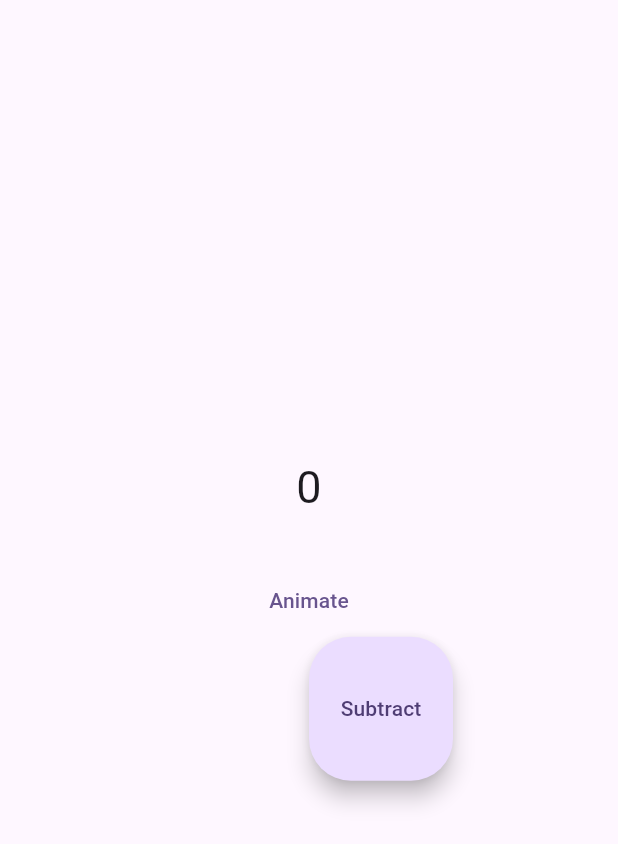
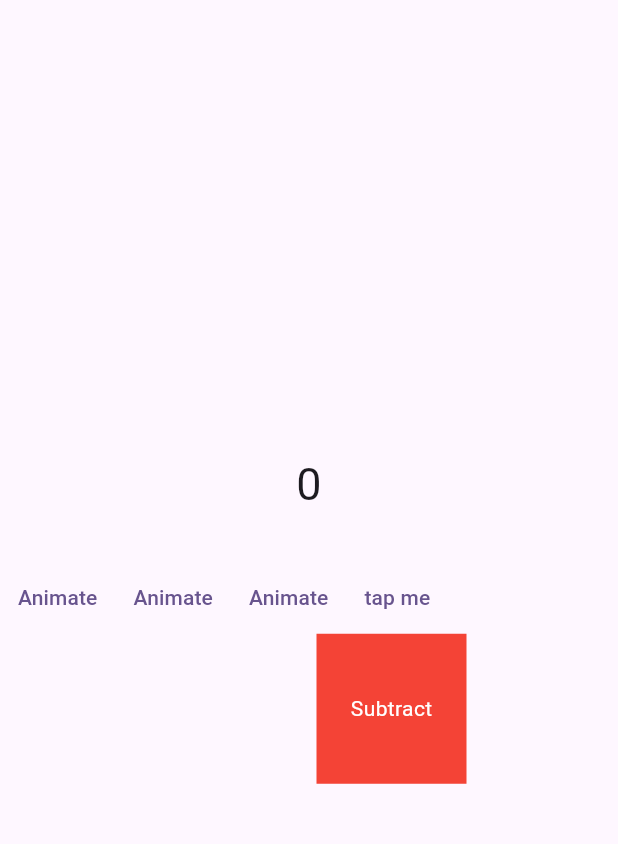
Before and after one commit to JER3MIAH/responsive_todo_app, a Flutter app: the MyWidget screen opened directly, on a phone screen of 412 x 824 dp. Shown: the top 844 px of the screen. Run offline on Flutter 3.47's test engine with Material 2 defaults, Android fonts, the phone set to English and light mode, and no system bars; our stand-ins replace equatable, flutter_bloc.

Commit message:
animation container

```diff
--- a/lib/UI/shape_shifting_box.dart
+++ b/lib/UI/shape_shifting_box.dart
@@ -54,6 +54,7 @@ class _AnimatedContainerDemoState extends State<AnimatedContainerDemo> {
               height: 128,
               child: AnimatedContainer(
                 duration: const Duration(milliseconds: 900),
+                curve: Curves.easeInOutBack,
                 margin: EdgeInsets.all(margin),
                 decoration: BoxDecoration(
                   color: color,
--- a/lib/UI/widget.dart
+++ b/lib/UI/widget.dart
@@ -12,12 +12,28 @@ class MyWidget extends StatefulWidget {
 
 class _MyWidgetState extends State<MyWidget> {
   double opacity = 0;
+  double height = 100;
+  double width = 100;
+
   onIncrement() {
     context.read<CounterBloc>().add(CounterIncrementEvent());
   }
 
   onDecrement() {
     context.read<CounterBloc>().add(CounterDecrementEvent());
+  }
+
+  opacityFunc() {
+    setState(() {
+      opacity = opacity == 0 ? 1 : 0;
+    });
+  }
+
+  animatedContainerFunc() {
+    setState(() {
+      width = width == 100 ? 50 : 100;
+      height = height == 100 ? 50 : 100;
+    });
   }
 
   @override
@@ -31,27 +47,57 @@ class _MyWidgetState extends State<MyWidget> {
               children: [
                 Text('$state', style: const TextStyle(fontSize: 30)),
                 const SizedBox(height: 30),
-                TextButton(
-                    onPressed: () {
-                      setState(() {
-                        opacity = opacity == 0 ? 1 : 0;
-                      });
-                    },
-                    child: const Text('Animate')),
+                Row(
+                  children: [
+                    TextButton(
+                        onPressed: opacityFunc, child: const Text('Animate')),
+                    TextButton(
+                        onPressed: opacityFunc, child: const Text('Animate')),
+                    TextButton(
+                        onPressed: opacityFunc, child: const Text('Animate')),
+                    TextButton(
+                        onPressed: animatedContainerFunc,
+                        child: const Text('tap me')),
+                  ],
+                ),
                 Row(
                   mainAxisAlignment: MainAxisAlignment.center,
                   children: [
                     AnimatedOpacity(
                       opacity: opacity,
                       duration: const Duration(seconds: 2),
-                      child: FloatingActionButton.large(
-                        onPressed: onIncrement,
-                        child: const Text("Add"),
+                      child: GestureDetector(
+                        onTap: onIncrement,
+                        child: Container(
+                          color: Colors.red,
+                          height: 100,
+                          width: 100,
+                          child: const Center(
+                            child: Text(
+                              'Add',
+                              style: TextStyle(color: Colors.white),
+                            ),
+                          ),
+                        ),
                       ),
                     ),
-                    FloatingActionButton.large(
-                      onPressed: onDecrement,
-                      child: const Text('Subtract'),
+                    const SizedBox(width: 10),
+                    AnimatedContainer(
+                      duration: const Duration(seconds: 3),
+                      height: height,
+                      width: width,
+                      child: GestureDetector(
+                        onTap: onIncrement,
+                        child: Container(
+                          color: Colors.red,
+                          child: const Center(
+                            child: Text(
+                              'Subtract',
+                              style: TextStyle(color: Colors.white),
+                            ),
+                          ),
+                        ),
+                      ),
                     ),
                   ],
                 ),
--- a/lib/main.dart
+++ b/lib/main.dart
@@ -1,6 +1,6 @@
 import 'package:flutter/material.dart';
 import 'package:flutter_bloc/flutter_bloc.dart';
-import 'package:flutter_x_dart_practice/UI/shape_shifting_box.dart';
+import 'package:flutter_x_dart_practice/UI/widget.dart';
 import 'package:flutter_x_dart_practice/logic/bloc/counter_bloc.dart';
 
 void main() {
@@ -21,7 +21,7 @@ class MyApp extends StatelessWidget {
             colorScheme: ColorScheme.fromSeed(seedColor: Colors.deepPurple),
             useMaterial3: true,
           ),
-          home: const Practice()),
+          home: const MyWidget()),
     );
   }
 }
```
